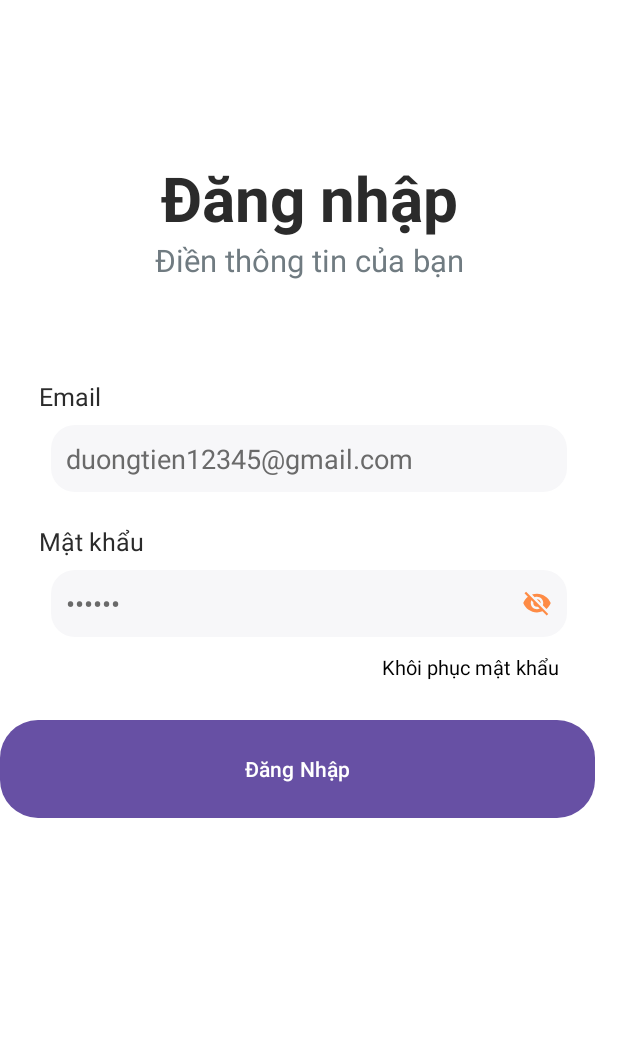
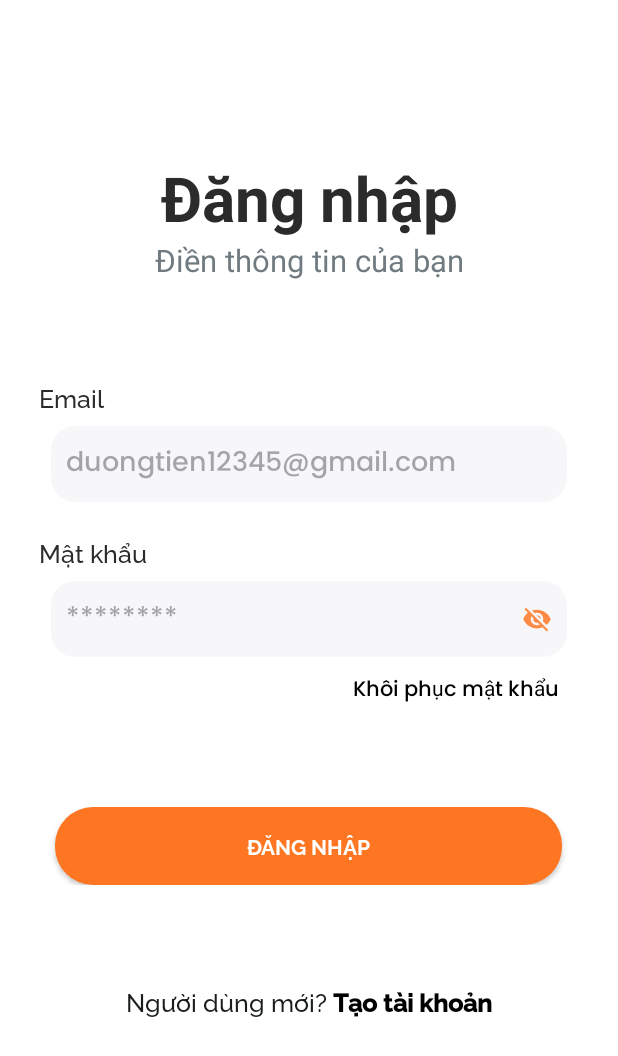
Before and after one commit to sangtthg/Fontend-BookApp-FPoly, an Android app: the screen it shows after launch (loginscreen), on a phone screen of 412 x 824 dp. Shown: the top 1056 px of the screen. Run offline under Robolectric (Android 15) with nearby library versions, the phone set to English and light mode, and no system bars; our stand-ins replace sdp/ssp sizes.

Commit message:
Commit 2

```diff
--- /dev/null
+++ b/app/src/main/res/font/font_dn.xml
@@ -0,0 +1,8 @@
+<?xml version="1.0" encoding="utf-8"?>
+<font-family xmlns:android="http://schemas.android.com/apk/res/android">
+    <font
+        android:fontStyle="normal"
+        android:fontWeight="400"
+        android:font="@font/ralewaybold" />
+
+</font-family>
--- /dev/null
+++ b/app/src/main/res/font/font_family.xml
@@ -0,0 +1,8 @@
+<?xml version="1.0" encoding="utf-8"?>
+<font-family xmlns:android="http://schemas.android.com/apk/res/android">
+    <font
+        android:fontStyle="normal"
+        android:fontWeight="400"
+        android:font="@font/ralewaym" />
+
+</font-family>
--- /dev/null
+++ b/app/src/main/res/font/font_kpmt.xml
@@ -0,0 +1,7 @@
+<?xml version="1.0" encoding="utf-8"?>
+<font-family xmlns:android="http://schemas.android.com/apk/res/android">
+    <font
+        android:fontStyle="normal"
+        android:fontWeight="400"
+        android:font="@font/poppinsm" />
+</font-family>
--- a/app/src/main/res/layout/activity_login.xml
+++ b/app/src/main/res/layout/activity_login.xml
@@ -7,7 +7,7 @@
     android:layout_height="match_parent"
     android:background="#FFFFFF"
     android:orientation="vertical"
-    tools:context=".ManHinhDangNhap">
+    tools:context=".loginscreen">
 
     <LinearLayout
         android:id="@+id/form_dangnhap"
@@ -43,23 +43,29 @@
                 android:layout_width="match_parent"
                 android:layout_height="wrap_content"
                 android:layout_marginTop="@dimen/_30sdp"
+                android:fontFamily="@font/font_family"
                 android:text="Email"
                 android:textColor="#2B2B2B"
                 android:textSize="@dimen/_13sdp" />
+
 
             <EditText
                 android:layout_width="match_parent"
                 android:layout_height="wrap_content"
                 android:layout_margin="8dp"
                 android:background="@drawable/rounded_edittext"
+                android:fontFamily="@font/font_kpmt"
+                android:hint="duongtien12345@gmail.com"
+                android:maxLines="1"
                 android:padding="10dp"
-                android:text="duongtien12345@gmail.com"
+                android:singleLine="true"
                 android:textColor="#6A6A6A" />
 
             <TextView
                 android:layout_width="match_parent"
                 android:layout_height="wrap_content"
                 android:layout_marginTop="@dimen/_10sdp"
+                android:fontFamily="@font/font_family"
                 android:text="Mật khẩu"
                 android:textColor="#2B2B2B"
                 android:textSize="@dimen/_13sdp" />
@@ -71,9 +77,12 @@
                 android:layout_margin="8dp"
                 android:background="@drawable/rounded_edittext"
                 android:drawableEnd="@drawable/ic_visibility_off"
+                android:fontFamily="@font/font_kpmt"
+                android:hint="********"
                 android:inputType="textPassword"
+                android:maxLines="1"
                 android:padding="10dp"
-                android:text="123456"
+                android:singleLine="true"
                 android:textColor="#6A6A6A" />
 
             <RelativeLayout
@@ -86,20 +95,60 @@
                     android:layout_alignParentEnd="true"
                     android:layout_marginTop="@dimen/_2sdp"
                     android:layout_marginRight="@dimen/_10sdp"
+                    android:fontFamily="@font/font_kpmt"
                     android:text="Khôi phục mật khẩu"
                     android:textColor="#000000"
-                    android:textSize="@dimen/_10sdp" /> <!-- Căn chỉnh bên phải -->
+                    android:textSize="@dimen/_11sdp" /> <!-- Căn chỉnh bên phải -->
             </RelativeLayout>
         </LinearLayout>
     </LinearLayout>
 
-    <Button
-        android:id="@+id/btnLogin"
-        android:layout_width="@dimen/_305sdp"
-        android:layout_height="@dimen/_50sdp"
-        android:background="@drawable/rounded_button"
-        android:text="Đăng Nhập"
-        android:textColor="@android:color/white" />
+
+    <RelativeLayout xmlns:android="http://schemas.android.com/apk/res/android"
+        xmlns:tools="http://schemas.android.com/tools"
+        android:layout_width="match_parent"
+        android:layout_height="wrap_content"
+        android:layout_marginTop="@dimen/_30sdp"
+        android:gravity="center"
+        tools:context=".MainActivity">
+
+        <androidx.appcompat.widget.AppCompatButton
+            android:id="@+id/btnLogin"
+            android:layout_width="@dimen/_260sdp"
+            android:layout_height="@dimen/_40sdp"
+            android:background="@drawable/rounded_button"
+            android:backgroundTint="#FF7622"
+            android:fontFamily="@font/font_dn"
+            android:gravity="center"
+            android:text="Đăng Nhập"
+            android:textColor="@android:color/white" />
+
+    </RelativeLayout>
+
+    <LinearLayout
+        android:layout_width="match_parent"
+        android:layout_height="wrap_content"
+        android:layout_marginTop="@dimen/_50sdp"
+        android:gravity="center"
+        android:orientation="horizontal">
+
+        <TextView
+            android:layout_width="wrap_content"
+            android:layout_height="wrap_content"
+            android:fontFamily="@font/font_family"
+            android:text="Người dùng mới?"
+            android:textColor="#1A1D1E"
+            android:textSize="@dimen/_13sdp" />
+
+        <TextView
+            android:layout_width="wrap_content"
+            android:layout_height="wrap_content"
+            android:fontFamily="@font/font_dn"
+            android:text=" Tạo tài khoản"
+            android:textColor="#000000"
+            android:textSize="@dimen/_13sdp"
+            android:textStyle="bold" />
+    </LinearLayout>
 
 
 </LinearLayout>
```
Also changed, not shown: app/src/main/res/font/poppinsm.ttf (added), app/src/main/res/font/ralewaybold.ttf (added), app/src/main/res/font/ralewaym.ttf (added).
